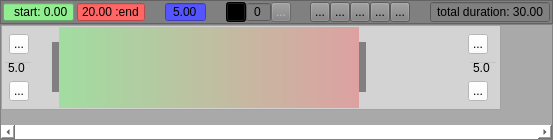
hiergaut/AnimTimeline, file animtimeline.ui: the form before one commit.
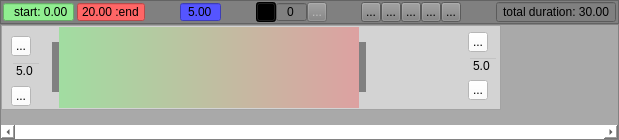
The form after the commit. Icons and pictures are not drawn. Custom widgets are drawn as their Qt base class.

Commit message: change width spin

What changed in the file:
```diff
--- a/animtimeline.ui
+++ b/animtimeline.ui
@@ -6,7 +6,7 @@
    <rect>
     <x>0</x>
     <y>0</y>
-    <width>553</width>
+    <width>619</width>
     <height>140</height>
    </rect>
   </property>
@@ -317,7 +317,7 @@
        <widget class="QSpinBox" name="spinBox_nbKeyPoses">
         <property name="maximumSize">
          <size>
-          <width>25</width>
+          <width>35</width>
           <height>20</height>
          </size>
         </property>
@@ -553,7 +553,7 @@
         <x>0</x>
         <y>0</y>
         <width>500</width>
-        <height>103</height>
+        <height>107</height>
        </rect>
       </property>
       <property name="sizePolicy">
@@ -680,8 +680,8 @@
             <widget class="QToolButton" name="toolButton_plusStart">
              <property name="geometry">
               <rect>
-               <x>7</x>
-               <y>7</y>
+               <x>9</x>
+               <y>9</y>
                <width>20</width>
                <height>20</height>
               </rect>
@@ -712,10 +712,10 @@
             <widget class="QDoubleSpinBox" name="doubleSpinBox_startInc">
              <property name="geometry">
               <rect>
-               <x>1</x>
-               <y>33</y>
+               <x>9</x>
+               <y>34</y>
                <width>30</width>
-               <height>15</height>
+               <height>20</height>
               </rect>
              </property>
              <property name="sizePolicy">
@@ -724,10 +724,16 @@
                <verstretch>0</verstretch>
               </sizepolicy>
              </property>
+             <property name="minimumSize">
+              <size>
+               <width>0</width>
+               <height>20</height>
+              </size>
+             </property>
              <property name="maximumSize">
               <size>
                <width>30</width>
-               <height>15</height>
+               <height>20</height>
               </size>
              </property>
              <property name="font">
@@ -757,8 +763,8 @@
             <widget class="QToolButton" name="toolButton_lessStart">
              <property name="geometry">
               <rect>
-               <x>7</x>
-               <y>54</y>
+               <x>9</x>
+               <y>59</y>
                <width>20</width>
                <height>20</height>
               </rect>
@@ -962,10 +968,16 @@
                  <verstretch>0</verstretch>
                 </sizepolicy>
                </property>
+               <property name="minimumSize">
+                <size>
+                 <width>0</width>
+                 <height>20</height>
+                </size>
+               </property>
                <property name="maximumSize">
                 <size>
                  <width>30</width>
-                 <height>15</height>
+                 <height>20</height>
                 </size>
                </property>
                <property name="font">
```
